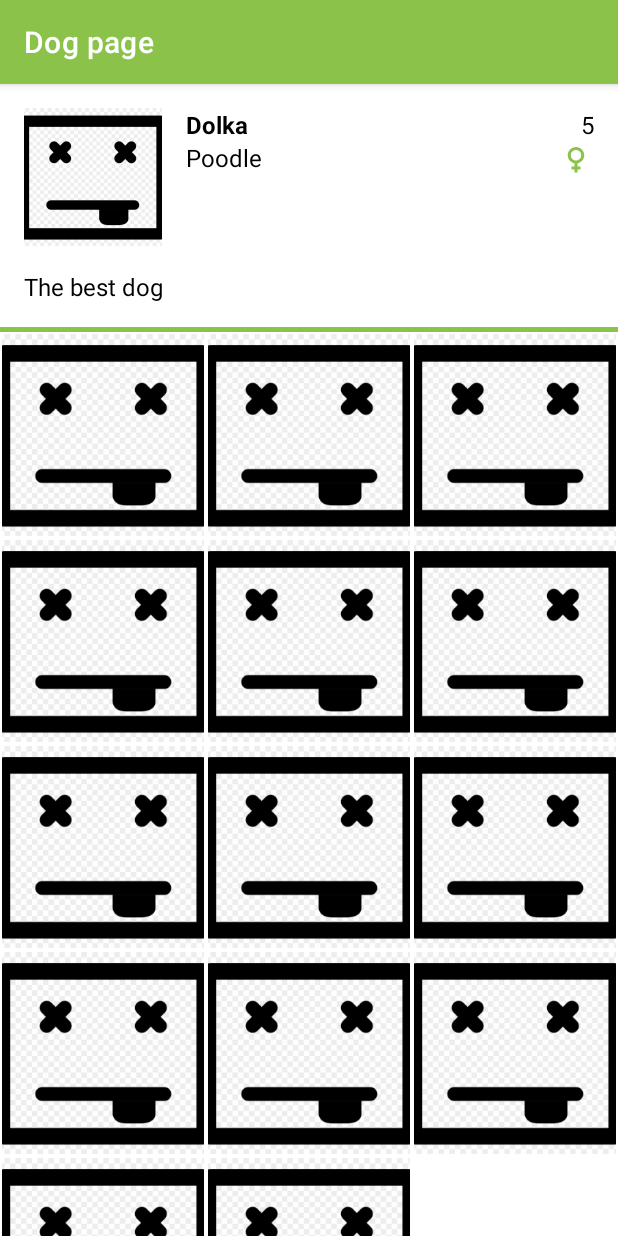
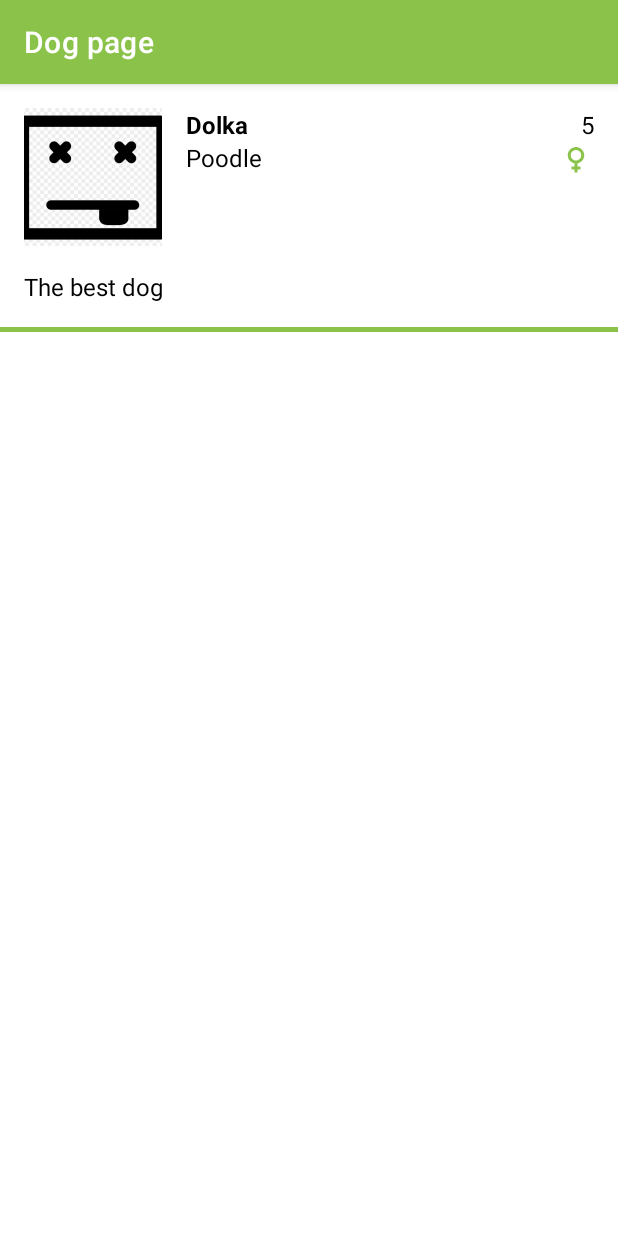
Before and after one commit to e-kleban/Dog-Dairy, an Android app: the DogPageFragment screen opened through its navigation route, on a phone screen of 412 x 824 dp. Run offline under Robolectric (Android 15) with nearby library versions, the phone set to English and light mode, and no system bars; our stand-ins replace Picasso; pictures from the network do not load.

```diff
--- a/app/src/main/java/by/kleban/dogdairy/adapter/DogPageAdapter.kt
+++ b/app/src/main/java/by/kleban/dogdairy/adapter/DogPageAdapter.kt
@@ -7,6 +7,7 @@ import android.widget.ImageView
 import android.widget.TextView
 import androidx.recyclerview.widget.RecyclerView
 import by.kleban.dogdairy.R
+import by.kleban.dogdairy.adapter.mapper.DogToItemHeaderMapper
 import by.kleban.dogdairy.entities.Dog
 import com.squareup.picasso.Picasso
 
@@ -14,20 +15,20 @@ import com.squareup.picasso.Picasso
 class DogPageAdapter : RecyclerView.Adapter<RecyclerView.ViewHolder>() {
 
     private val items = mutableListOf<Item>()
+    private val mapper = DogToItemHeaderMapper()
 
-    fun submitData(list: List<Item>) {
-        items.clear()
-        items.addAll(list)
-        notifyDataSetChanged()
+//    fun submitData(list: List<Item>) {
+//        items.clear()
+//        items.addAll(list)
+//        notifyDataSetChanged()
+//    }
+
+    fun setHeader(dog: Dog) {
+        items.removeIf { it is Item.Header }
+        val header = mapper.map(dog)
+        items.add(POSITION_HEADER, header)
+        notifyItemChanged(POSITION_HEADER)
     }
-//TODO create mapper
-
-//    fun setHeader(dog: Dog) {
-//        items.removeIf { it is Item.Header }
-//        val header = Item.Header()
-//        items.add(POSITION_HEADER, header)
-//        notifyItemChanged(POSITION_HEADER)
-//    }
 //
 //    fun setPosts() {
 //        notifyDataSetChanged()
--- /dev/null
+++ b/app/src/main/java/by/kleban/dogdairy/adapter/gridlayoutmanager/DogSpanSizeLookup.kt
@@ -0,0 +1,15 @@
+package by.kleban.dogdairy.adapter.gridlayoutmanager
+
+import androidx.recyclerview.widget.GridLayoutManager
+import by.kleban.dogdairy.adapter.DogPageAdapter
+
+
+class DogSpanSizeLookup(private val adapter: DogPageAdapter) : GridLayoutManager.SpanSizeLookup() {
+    override fun getSpanSize(position: Int): Int {
+        return when (adapter.getItemViewType(position)) {
+            DogPageAdapter.TYPE_HEADER -> 3
+            DogPageAdapter.TYPE_POST -> 1
+            else -> -1
+        }
+    }
+}
--- /dev/null
+++ b/app/src/main/java/by/kleban/dogdairy/adapter/mapper/DogToItemHeaderMapper.kt
@@ -0,0 +1,19 @@
+package by.kleban.dogdairy.adapter.mapper
+
+import by.kleban.dogdairy.adapter.DogPageAdapter
+import by.kleban.dogdairy.core.Mapper
+import by.kleban.dogdairy.entities.Dog
+
+
+class DogToItemHeaderMapper: Mapper<Dog, DogPageAdapter.Item.Header> {
+    override fun map(from: Dog): DogPageAdapter.Item.Header {
+        return DogPageAdapter.Item.Header(
+            name = from.name,
+            age= from.age,
+            breed = from.breed,
+            image = from.image,
+            description = from.description,
+            sex= from.sex
+        )
+    }
+}
--- a/app/src/main/java/by/kleban/dogdairy/ui/DogPageFragment.kt
+++ b/app/src/main/java/by/kleban/dogdairy/ui/DogPageFragment.kt
@@ -7,6 +7,7 @@ import android.view.ViewGroup
 import androidx.fragment.app.Fragment
 import androidx.recyclerview.widget.GridLayoutManager
 import by.kleban.dogdairy.adapter.DogPageAdapter
+import by.kleban.dogdairy.adapter.gridlayoutmanager.DogSpanSizeLookup
 import by.kleban.dogdairy.databinding.FragmentDogPageBinding
 import by.kleban.dogdairy.entities.Dog
 
@@ -29,81 +30,8 @@ class DogPageFragment : Fragment() {
 
         val layoutManager = GridLayoutManager(requireContext(), 3)
         recycler.adapter = pageAdapter
-        layoutManager.paddingStart
-        layoutManager.apply {
-            //TODO separate class
-            spanSizeLookup =
-                object : GridLayoutManager.SpanSizeLookup() {
-                    override fun getSpanSize(position: Int): Int {
-                        return when (pageAdapter.getItemViewType(position)) {
-                            DogPageAdapter.TYPE_HEADER -> layoutManager.spanCount
-                            DogPageAdapter.TYPE_POST -> 1
-                            else -> -1
-                        }
-                    }
-                }
-        }
-        val dog = Dog(
-            name = "Dolka",
-            age = 5,
-            breed = "Poodle",
-            image = "error",
-            description = "The best dog",
-            sex = "female"
-        )
-
+        layoutManager.spanSizeLookup = DogSpanSizeLookup(pageAdapter)
         recycler.layoutManager = layoutManager
-        val list = listOf<DogPageAdapter.Item>(
-            DogPageAdapter.Item.Header(
-                name = dog.name,
-                age = dog.age,
-                breed = dog.breed,
-                image = dog.image,
-                description = dog.description,
-                sex = dog.sex
-            ),
-            DogPageAdapter.Item.Post(
-                "Hello"
-            ),
-            DogPageAdapter.Item.Post(
-                "Hello"
-            ),
-            DogPageAdapter.Item.Post(
-                "Hello"
-            ),
-            DogPageAdapter.Item.Post(
-                "Hello"
-            ),
-            DogPageAdapter.Item.Post(
-                "Hello"
-            ),
-            DogPageAdapter.Item.Post(
-                "Hello"
-            ),
-            DogPageAdapter.Item.Post(
-                "Hello"
-            ), DogPageAdapter.Item.Post(
-                "Hello"
-            ),
-            DogPageAdapter.Item.Post(
-                "Hello"
-            ),
-            DogPageAdapter.Item.Post(
-                "Hello"
-            ),
-            DogPageAdapter.Item.Post(
-                "Hello"
-            ),
-            DogPageAdapter.Item.Post(
-                "Hello"
-            ),
-            DogPageAdapter.Item.Post(
-                "Hello"
-            ),
-            DogPageAdapter.Item.Post(
-                "Hello"
-            )
-        )
-        pageAdapter.submitData(list)
+        pageAdapter.setHeader(Dog("Dolka", "fgfg", 5, "female", "Poodle", "The best dog"))
     }
 }
```
